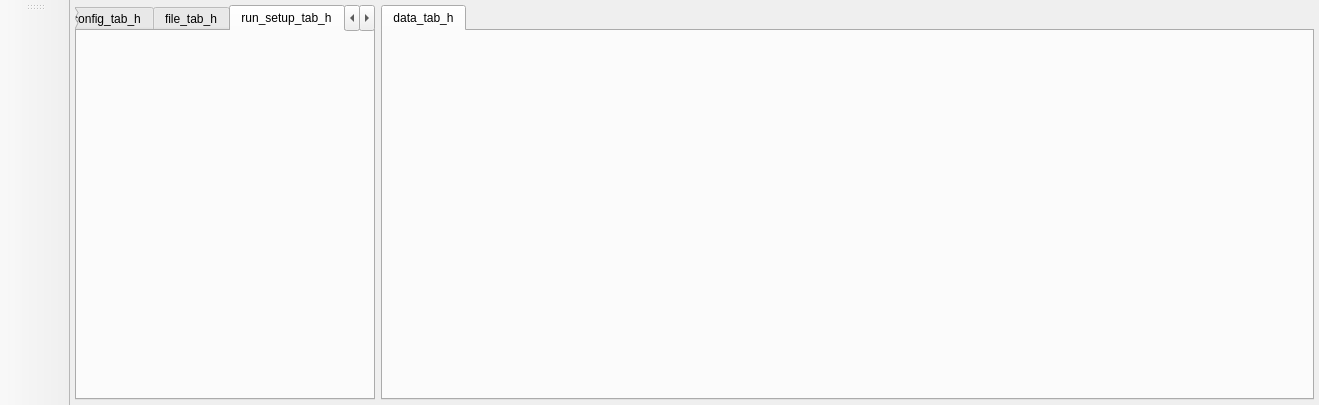
Qt form ui/mw.ui (Clinical-Genomics-Umea/SampleSheetCreator) before a commit.
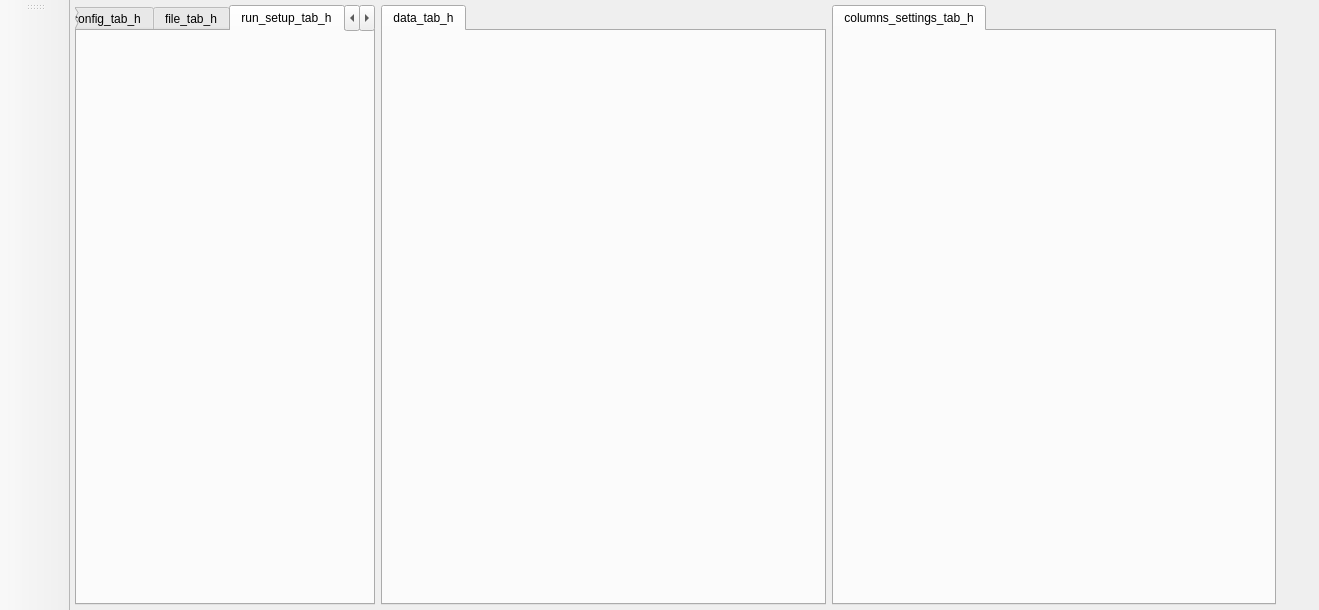
The same form after that commit. The open tabs and pages were chosen to show the change.

Diff of the .ui file:
```diff
--- a/ui/mw.ui
+++ b/ui/mw.ui
@@ -10,11 +10,11 @@
     <x>0</x>
     <y>0</y>
     <width>1319</width>
-    <height>405</height>
+    <height>610</height>
    </rect>
   </property>
   <property name="sizePolicy">
-   <sizepolicy hsizetype="Preferred" vsizetype="MinimumExpanding">
+   <sizepolicy hsizetype="Fixed" vsizetype="Fixed">
     <horstretch>0</horstretch>
     <verstretch>0</verstretch>
    </sizepolicy>
@@ -33,7 +33,7 @@
   </property>
   <widget class="QWidget" name="centralwidget">
    <property name="sizePolicy">
-    <sizepolicy hsizetype="Expanding" vsizetype="Expanding">
+    <sizepolicy hsizetype="Preferred" vsizetype="Preferred">
      <horstretch>0</horstretch>
      <verstretch>0</verstretch>
     </sizepolicy>
@@ -209,6 +209,12 @@
      <layout class="QVBoxLayout" name="verticalLayout_12">
       <item>
        <widget class="QTabWidget" name="main_tabWidget">
+        <property name="sizePolicy">
+         <sizepolicy hsizetype="MinimumExpanding" vsizetype="Expanding">
+          <horstretch>0</horstretch>
+          <verstretch>0</verstretch>
+         </sizepolicy>
+        </property>
         <property name="currentIndex">
          <number>0</number>
         </property>
@@ -222,6 +228,77 @@
       </item>
      </layout>
     </item>
+    <item>
+     <widget class="QTabWidget" name="rightmenu_tabWidget">
+      <property name="sizePolicy">
+       <sizepolicy hsizetype="MinimumExpanding" vsizetype="Expanding">
+        <horstretch>0</horstretch>
+        <verstretch>0</verstretch>
+       </sizepolicy>
+      </property>
+      <property name="currentIndex">
+       <number>0</number>
+      </property>
+      <widget class="QWidget" name="columns_settings_tab">
+       <attribute name="title">
+        <string>columns_settings_tab_h</string>
+       </attribute>
+       <layout class="QVBoxLayout" name="verticalLayout_9"/>
+      </widget>
+     </widget>
+    </item>
+    <item>
+     <widget class="QWidget" name="right_sidebar_widget" native="true">
+      <property name="sizePolicy">
+       <sizepolicy hsizetype="Fixed" vsizetype="Expanding">
+        <horstretch>0</horstretch>
+        <verstretch>0</verstretch>
+       </sizepolicy>
+      </property>
+      <property name="minimumSize">
+       <size>
+        <width>32</width>
+        <height>0</height>
+       </size>
+      </property>
+      <property name="maximumSize">
+       <size>
+        <width>32</width>
+        <height>16777215</height>
+       </size>
+      </property>
+      <layout class="QVBoxLayout" name="verticalLayout_3">
+       <property name="spacing">
+        <number>4</number>
+       </property>
+       <property name="leftMargin">
+        <number>0</number>
+       </property>
+       <property name="topMargin">
+        <number>0</number>
+       </property>
+       <property name="rightMargin">
+        <number>0</number>
+       </property>
+       <property name="bottomMargin">
+        <number>0</number>
+       </property>
+       <item>
+        <spacer name="verticalSpacer">
+         <property name="orientation">
+          <enum>Qt::Vertical</enum>
+         </property>
+         <property name="sizeHint" stdset="0">
+          <size>
+           <width>3</width>
+           <height>404</height>
+          </size>
+         </property>
+        </spacer>
+       </item>
+      </layout>
+     </widget>
+    </item>
    </layout>
   </widget>
   <widget class="QToolBar" name="toolBar">
```
Left out of the diff: 6 changed lines with no effect on the pictures.
